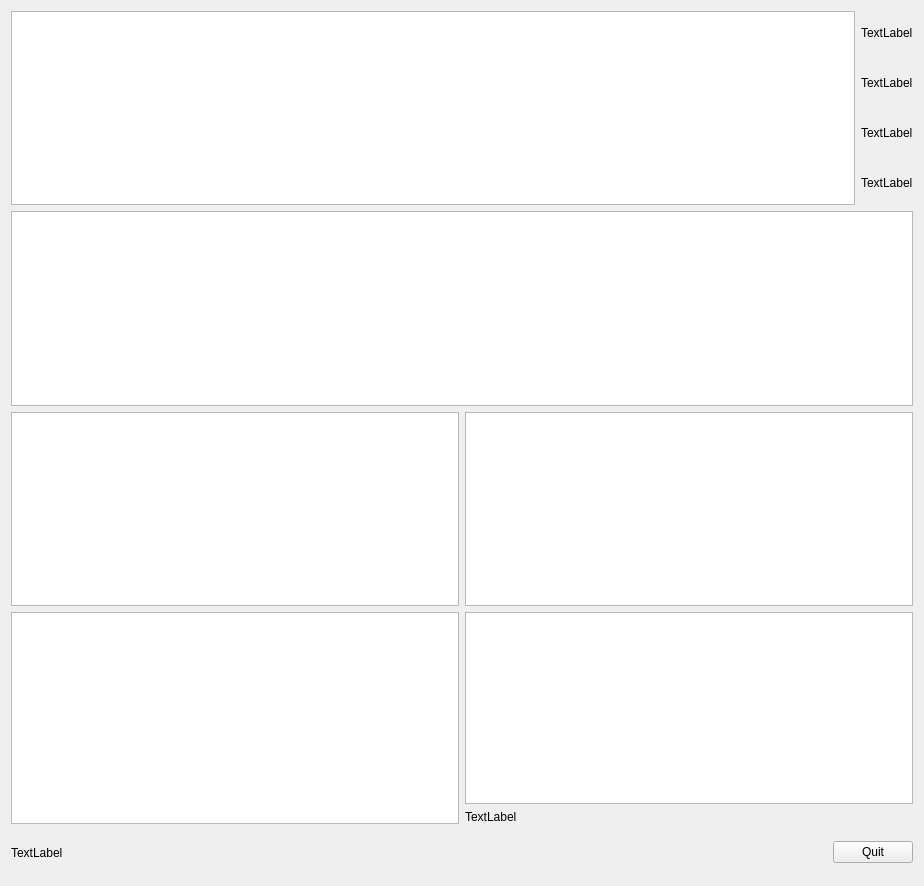
Above: window.ui from dekarh/SbScan before the change. Below: the same form after it.
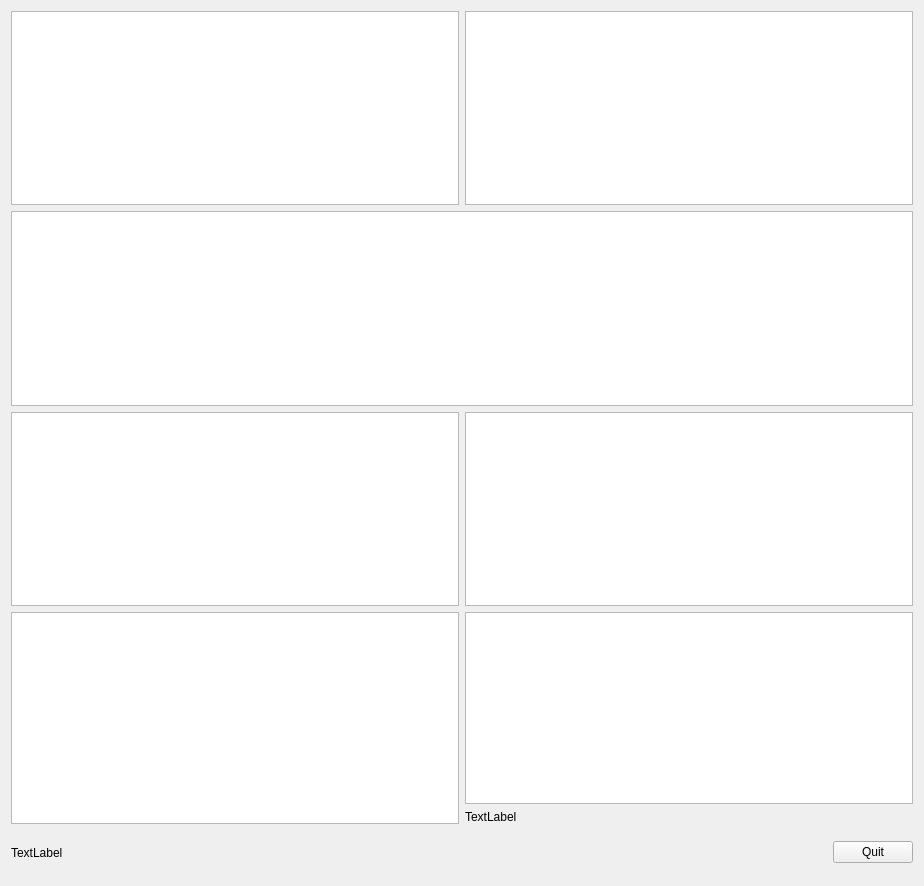
That is the form after the change.

Diff of the .ui file:
```diff
--- a/window.ui
+++ b/window.ui
@@ -20,36 +20,10 @@
       <widget class="QTableWidget" name="tableFIOmain"/>
      </item>
      <item>
-      <layout class="QVBoxLayout" name="verticalLayout_2">
-       <item>
-        <widget class="QLabel" name="label_top1">
-         <property name="text">
-          <string>TextLabel</string>
-         </property>
-        </widget>
-       </item>
-       <item>
-        <widget class="QLabel" name="label_top2">
-         <property name="text">
-          <string>TextLabel</string>
-         </property>
-        </widget>
-       </item>
-       <item>
-        <widget class="QLabel" name="label_top3">
-         <property name="text">
-          <string>TextLabel</string>
-         </property>
-        </widget>
-       </item>
-       <item>
-        <widget class="QLabel" name="label_top4">
-         <property name="text">
-          <string>TextLabel</string>
-         </property>
-        </widget>
-       </item>
-      </layout>
+      <widget class="QTextEdit" name="textHistory"/>
+     </item>
+     <item>
+      <layout class="QVBoxLayout" name="verticalLayout_2"/>
      </item>
     </layout>
    </item>
```
